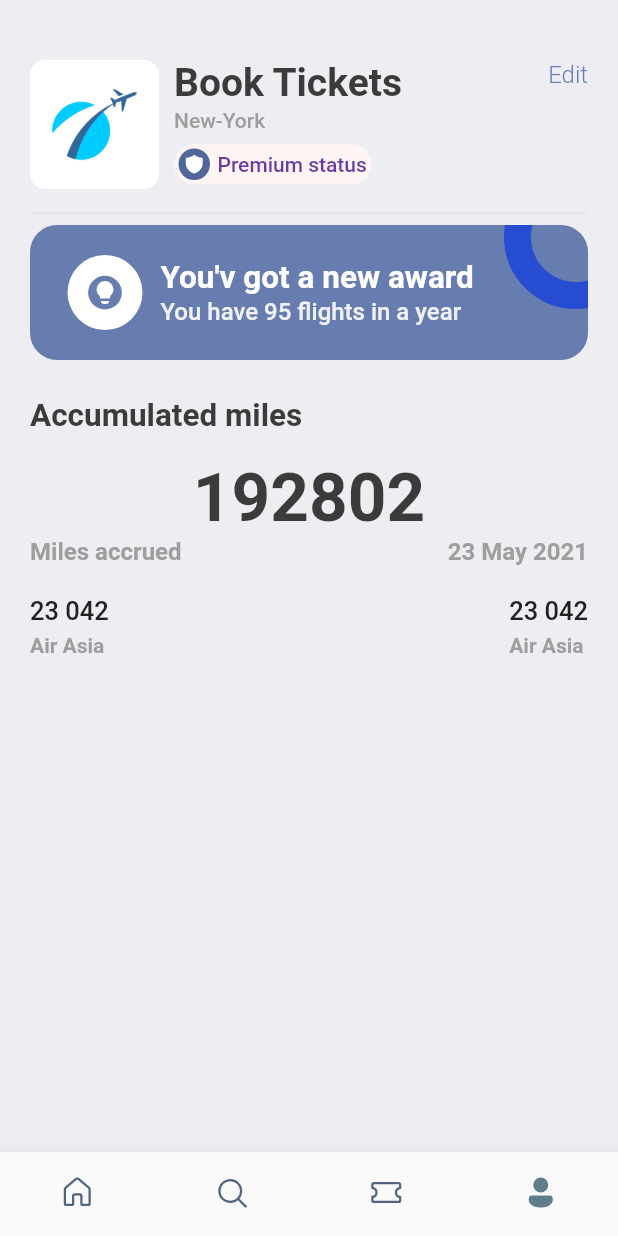
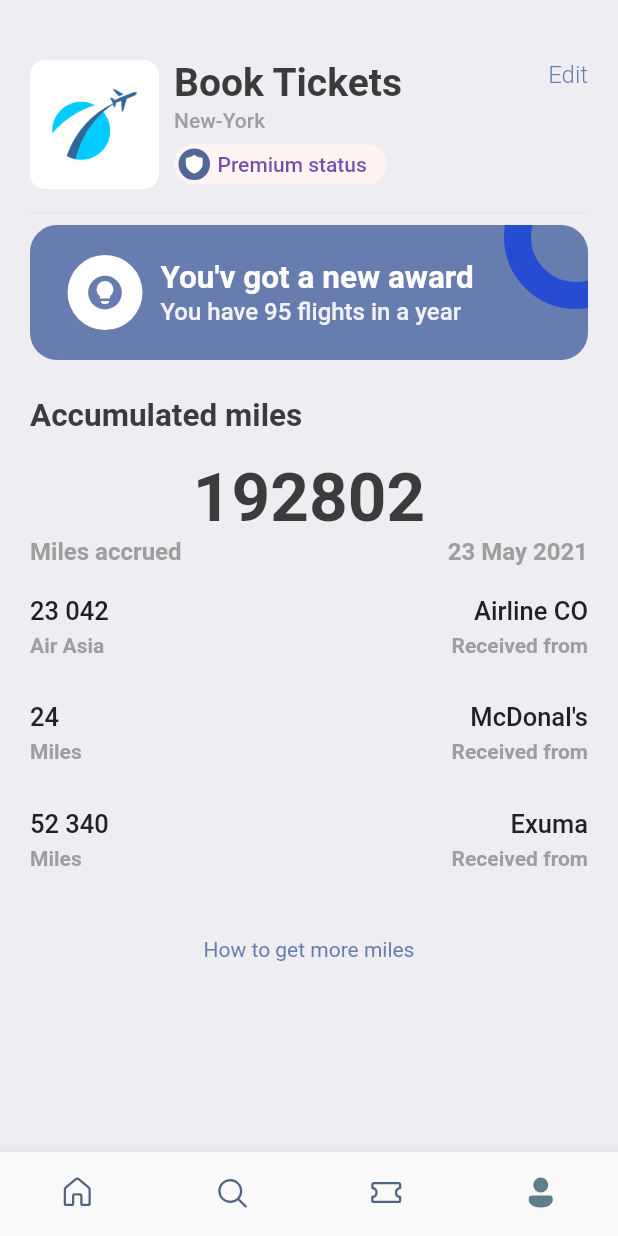
Before and after one commit to Malao-Ang/flutter-ui-Ticket-Booking-App, a Flutter app: the screen it shows after launch, item 4 of the bottom bar chosen, on a phone screen of 412 x 824 dp. Run offline on Flutter 3.47's test engine with Material 2 defaults, Android fonts, the phone set to English and light mode, and no system bars; our stand-ins replace barcode_widget, fluentui_icons, gap, get.

Commit message:
:memo: finish ui profile page

```diff
--- a/lib/screens/profile_screen.dart
+++ b/lib/screens/profile_screen.dart
@@ -70,10 +70,13 @@ class ProfileScreen extends StatelessWidget {
                           ),
                         ),
                         Gap(AppLayout.getHight(5)),
-                        Text("Premium status",
-                            style: TextStyle(
-                                color: Color.fromARGB(230, 87, 39, 153),
-                                fontWeight: FontWeight.w500))
+                        Text(
+                          "Premium status",
+                          style: TextStyle(
+                              color: Color.fromARGB(207, 87, 39, 153),
+                              fontWeight: FontWeight.w500),
+                        ),
+                        Gap(AppLayout.getHight(10)),
                       ],
                     ),
                   )
@@ -203,12 +206,68 @@ class ProfileScreen extends StatelessWidget {
                       isColor: true,
                     ),
                     AppColumnLayout(
-                      firstString: "23 042",
-                      secoundString: "Air Asia",
+                      firstString: "Airline CO",
+                      secoundString: "Received from",
+                      alignment: CrossAxisAlignment.end,
+                      isColor: true,
+                    ),
+                  ],
+                ),
+                Gap(AppLayout.getHight(30)),
+                Row(
+                  mainAxisAlignment: MainAxisAlignment.spaceBetween,
+                  children: [
+                    AppColumnLayout(
+                      firstString: "24",
+                      secoundString: "Miles",
                       alignment: CrossAxisAlignment.start,
                       isColor: true,
-                    )
+                    ),
+                    AppColumnLayout(
+                      firstString: "McDonal's",
+                      secoundString: "Received from",
+                      alignment: CrossAxisAlignment.end,
+                      isColor: true,
+                    ),
                   ],
+                ),
+                Gap(AppLayout.getHight(30)),
+                Row(
+                  mainAxisAlignment: MainAxisAlignment.spaceBetween,
+                  children: [
+                    AppColumnLayout(
+                      firstString: "52 340",
+                      secoundString: "Miles",
+                      alignment: CrossAxisAlignment.start,
+                      isColor: true,
+                    ),
+                    AppColumnLayout(
+                      firstString: "Exuma",
+                      secoundString: "Received from",
+                      alignment: CrossAxisAlignment.end,
+                      isColor: true,
+                    ),
+                  ],
+                ),
+                Gap(AppLayout.getHight(45)),
+                InkWell(
+                  onTap: () {
+                    print("You are tapped");
+                  },
+                  child: Row(
+                    crossAxisAlignment: CrossAxisAlignment.center,
+                    mainAxisAlignment: MainAxisAlignment.center,
+                    children: [
+                      Column(
+                        children: [
+                          Text(
+                            "How to get more miles",
+                            style: TextStyle(color: Styles.primaryColor),
+                          )
+                        ],
+                      )
+                    ],
+                  ),
                 )
               ],
             ),
```
